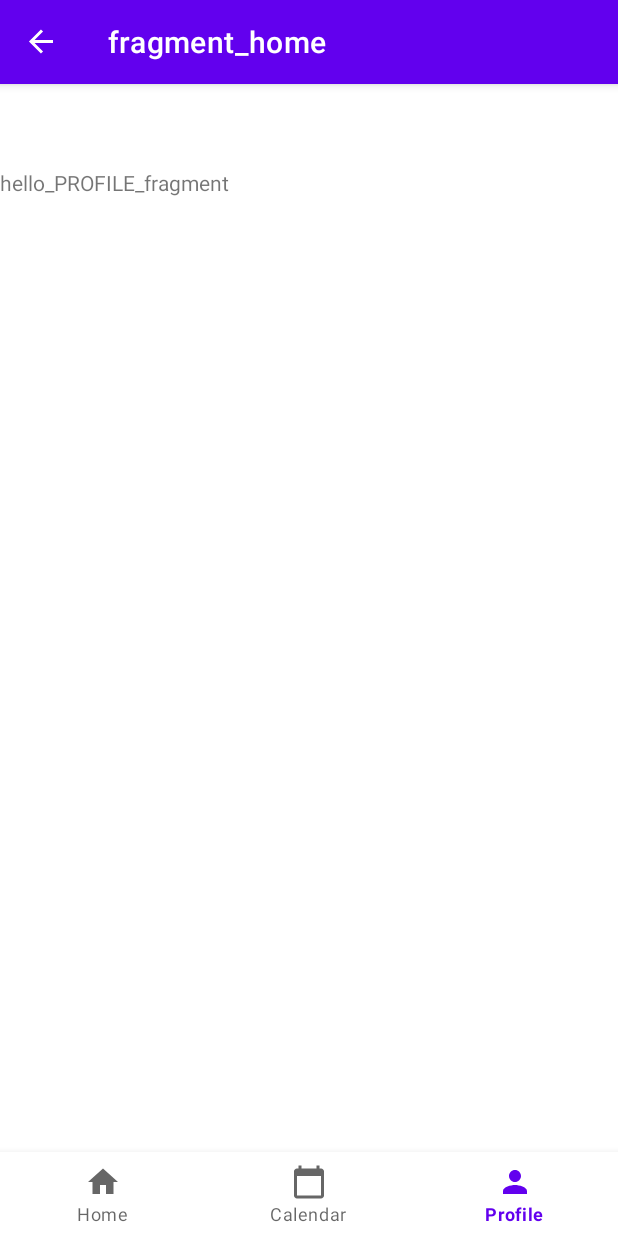
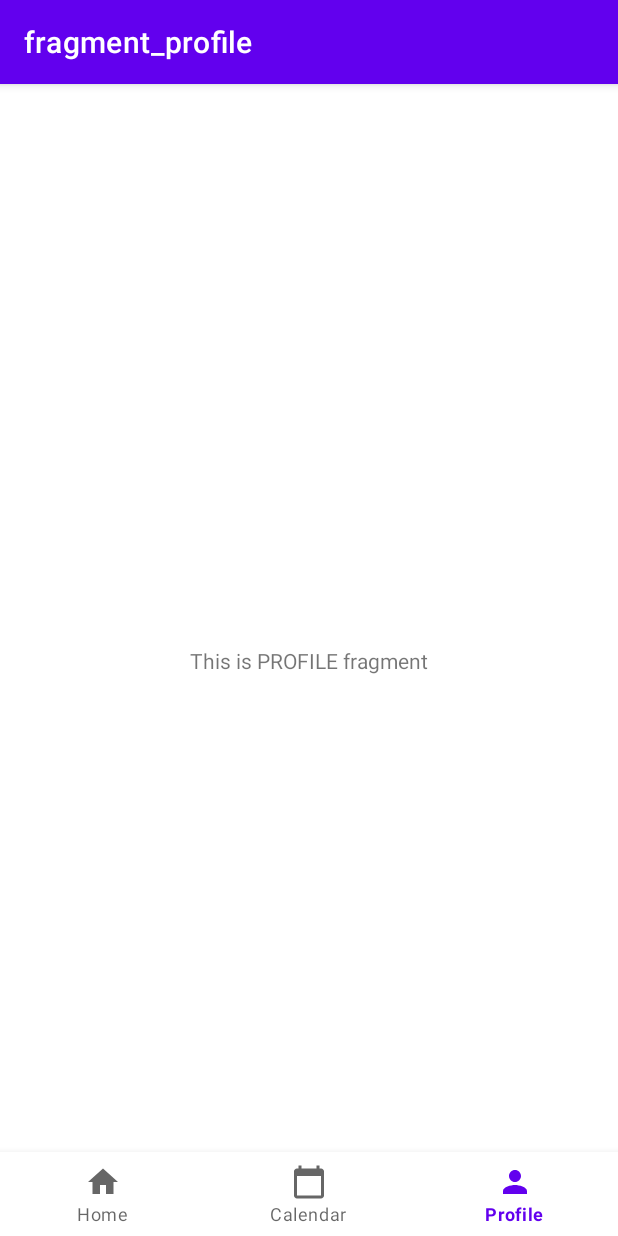
Before and after one commit to GalinaShiryaeva/Healer, an Android app: the screen it shows after launch (AppActivity), item 3 of the bottom bar chosen, on a phone screen of 412 x 824 dp. Run offline under Robolectric (Android 15) with nearby library versions, the phone set to English and light mode, and no system bars; our stand-ins replace navigation-ui.

Commit message:
Fixed bottomNavigation

```diff
--- a/app/build.gradle
+++ b/app/build.gradle
@@ -4,12 +4,12 @@ plugins {
 }
 
 android {
-    compileSdk 33
+    compileSdk 32
 
     defaultConfig {
         applicationId "ru.app.healer"
         minSdk 29
-        targetSdk 33
+        targetSdk 32
         versionCode 1
         versionName "1.0"
 
@@ -62,7 +62,7 @@ dependencies {
     // circle imageview
     implementation 'de.hdodenhof:circleimageview:3.1.0'
 
-    testImplementation 'junit:junit:4.13.2'
+    testImplementation 'junit:junit:4.+'
     androidTestImplementation 'androidx.test.ext:junit:1.1.3'
     androidTestImplementation 'androidx.test.espresso:espresso-core:3.4.0'
 }
--- a/app/src/main/AndroidManifest.xml
+++ b/app/src/main/AndroidManifest.xml
@@ -14,7 +14,7 @@
         android:theme="@style/Theme.Healer"
         tools:targetApi="31">
         <activity
-            android:name=".activity.AppActivity"
+            android:name=".ui.AppActivity"
             android:exported="true">
             <intent-filter>
                 <action android:name="android.intent.action.MAIN" />
--- a/app/src/main/java/ru/app/healer/ProfileFragment.kt
+++ /dev/null
@@ -1,26 +0,0 @@
-package ru.app.healer
-
-import android.os.Bundle
-import androidx.fragment.app.Fragment
-import android.view.LayoutInflater
-import android.view.View
-import android.view.ViewGroup
-import ru.app.healer.databinding.FragmentProfileBinding
-
-class ProfileFragment : Fragment() {
-
-    override fun onCreateView(
-        inflater: LayoutInflater,
-        container: ViewGroup?,
-        savedInstanceState: Bundle?
-    ): View {
-        val binding = FragmentProfileBinding.inflate(
-            inflater,
-            container,
-            false
-        )
-
-
-        return binding.root
-    }
-}
--- a/app/src/main/java/ru/app/healer/activity/AppActivity.kt
+++ /dev/null
@@ -1,72 +0,0 @@
-package ru.app.healer.activity
-
-import androidx.appcompat.app.AppCompatActivity
-import android.os.Bundle
-import androidx.fragment.app.commit
-import androidx.navigation.findNavController
-import androidx.navigation.ui.AppBarConfiguration
-import androidx.navigation.ui.setupActionBarWithNavController
-import androidx.navigation.ui.setupWithNavController
-import ru.app.healer.CalendarFragment
-import ru.app.healer.ProfileFragment
-import ru.app.healer.R
-import ru.app.healer.databinding.ActivityMainBinding
-import ru.app.healer.fragment.HomeFragment
-
-class AppActivity : AppCompatActivity() {
-    override fun onCreate(savedInstanceState: Bundle?) {
-        super.onCreate(savedInstanceState)
-        val binding = ActivityMainBinding.inflate(layoutInflater)
-        setContentView(binding.root)
-
-        val navController = findNavController(R.id.nav_host_fragment)
-        val appBarConfiguration = AppBarConfiguration(
-            setOf(
-                R.id.home,
-                R.id.calendar,
-                R.id.profile
-            )
-        )
-        setupActionBarWithNavController(navController, appBarConfiguration)
-        binding.bottomNavigation.setupWithNavController(navController)
-
-        //TO DO("отладить переключение фрагментов по кликам в меню навигации (пример: https://www.youtube.com/watch?v=wzu380RouwI)")
-
-        binding.bottomNavigation.setOnItemSelectedListener { item ->
-            when (item.itemId) {
-                R.id.home -> {
-                    supportFragmentManager.commit {
-                        replace(R.id.container, HomeFragment())
-                        addToBackStack(HomeFragment::class.simpleName)
-                    }
-                    true
-                }
-                R.id.calendar -> {
-                    supportFragmentManager.commit {
-                        replace(R.id.container, CalendarFragment())
-                        addToBackStack(CalendarFragment::class.simpleName)
-                    }
-                    true
-                }
-                R.id.profile -> {
-                    supportFragmentManager.commit {
-                        replace(R.id.container, ProfileFragment())
-                        addToBackStack(ProfileFragment::class.simpleName)
-                    }
-                    true
-                }
-                else -> false
-            }
-        }
-
-//        binding.bottomNavigation.setOnItemReselectedListener { item ->
-//            when (item.itemId) {
-//                R.id.home -> {
-//                    //
-//                    true
-//                }
-//                else -> false
-//            }
-//        }
-    }
-}
--- a/app/src/main/java/ru/app/healer/fragment/HomeFragment.kt
+++ /dev/null
@@ -1,22 +0,0 @@
-package ru.app.healer.fragment
-
-import android.os.Bundle
-import androidx.fragment.app.Fragment
-import android.view.LayoutInflater
-import android.view.View
-import android.view.ViewGroup
-import ru.app.healer.R
-
-class HomeFragment : Fragment() {
-
-    override fun onCreate(savedInstanceState: Bundle?) {
-        super.onCreate(savedInstanceState)
-    }
-
-    override fun onCreateView(
-        inflater: LayoutInflater, container: ViewGroup?,
-        savedInstanceState: Bundle?
-    ): View? {
-        return inflater.inflate(R.layout.fragment_home, container, false)
-    }
-}
--- /dev/null
+++ b/app/src/main/java/ru/app/healer/ui/AppActivity.kt
@@ -0,0 +1,31 @@
+package ru.app.healer.ui
+
+import android.os.Bundle
+import androidx.appcompat.app.AppCompatActivity
+import androidx.navigation.findNavController
+import androidx.navigation.ui.AppBarConfiguration
+import androidx.navigation.ui.setupActionBarWithNavController
+import androidx.navigation.ui.setupWithNavController
+import ru.app.healer.R
+import ru.app.healer.databinding.ActivityMainBinding
+
+class AppActivity : AppCompatActivity() {
+
+    override fun onCreate(savedInstanceState: Bundle?) {
+        super.onCreate(savedInstanceState)
+
+        val binding = ActivityMainBinding.inflate(layoutInflater)
+        setContentView(binding.root)
+
+        val navController = findNavController(R.id.nav_host_fragment)
+        val appBarConfiguration = AppBarConfiguration(
+            setOf(
+                R.id.navigation_home,
+                R.id.navigation_calendar,
+                R.id.navigation_profile
+            )
+        )
+        setupActionBarWithNavController(navController, appBarConfiguration)
+        binding.bottomNavigation.setupWithNavController(navController)
+    }
+}
--- /dev/null
+++ b/app/src/main/java/ru/app/healer/ui/calendar/CalendarFragment.kt
@@ -0,0 +1,40 @@
+package ru.app.healer.ui.calendar
+
+import android.os.Bundle
+import androidx.fragment.app.Fragment
+import android.view.LayoutInflater
+import android.view.View
+import android.view.ViewGroup
+import androidx.lifecycle.ViewModelProvider
+import ru.app.healer.databinding.FragmentCalendarBinding
+
+class CalendarFragment : Fragment() {
+
+    private var _binding: FragmentCalendarBinding? = null
+
+    // This property is only valid between onCreateView and
+    // onDestroyView.
+    private val binding get() = _binding!!
+
+    override fun onCreateView(
+        inflater: LayoutInflater,
+        container: ViewGroup?,
+        savedInstanceState: Bundle?
+    ): View {
+        val calendarViewModel = ViewModelProvider(this)[CalendarViewModel::class.java]
+
+        _binding = FragmentCalendarBinding.inflate(inflater, container, false)
+
+        val label = binding.label
+        calendarViewModel.label.observe(viewLifecycleOwner) {
+            label.text = it
+        }
+
+        return binding.root
+    }
+
+    override fun onDestroyView() {
+        super.onDestroyView()
+        _binding = null
+    }
+}
--- /dev/null
+++ b/app/src/main/java/ru/app/healer/ui/home/HomeFragment.kt
@@ -0,0 +1,39 @@
+package ru.app.healer.ui.home
+
+import android.os.Bundle
+import android.view.LayoutInflater
+import android.view.View
+import android.view.ViewGroup
+import androidx.fragment.app.Fragment
+import androidx.lifecycle.ViewModelProvider
+import ru.app.healer.databinding.FragmentHomeBinding
+
+class HomeFragment : Fragment() {
+
+    private var _binding: FragmentHomeBinding? = null
+
+    // This property is only valid between onCreateView and
+    // onDestroyView.
+    private val binding get() = _binding!!
+
+    override fun onCreateView(
+        inflater: LayoutInflater,
+        container: ViewGroup?,
+        savedInstanceState: Bundle?
+    ): View {
+        val homeViewModel = ViewModelProvider(this)[HomeViewModel::class.java]
+
+        _binding = FragmentHomeBinding.inflate(inflater, container, false)
+
+        homeViewModel.label.observe(viewLifecycleOwner) {
+            binding.label.text = it
+        }
+
+        return binding.root
+    }
+
+    override fun onDestroyView() {
+        super.onDestroyView()
+        _binding = null
+    }
+}
--- /dev/null
+++ b/app/src/main/java/ru/app/healer/ui/home/HomeViewModel.kt
@@ -0,0 +1,13 @@
+package ru.app.healer.ui.home
+
+import androidx.lifecycle.LiveData
+import androidx.lifecycle.MutableLiveData
+import androidx.lifecycle.ViewModel
+
+class HomeViewModel : ViewModel() {
+
+    private val _label = MutableLiveData<String>().apply {
+        value = "This is HOME fragment"
+    }
+    val label: LiveData<String> = _label
+}
--- /dev/null
+++ b/app/src/main/java/ru/app/healer/ui/profile/ProfileFragment.kt
@@ -0,0 +1,40 @@
+package ru.app.healer.ui.profile
+
+import android.os.Bundle
+import android.view.LayoutInflater
+import android.view.View
+import android.view.ViewGroup
+import androidx.fragment.app.Fragment
+import androidx.lifecycle.ViewModelProvider
+import ru.app.healer.databinding.FragmentProfileBinding
+
+class ProfileFragment : Fragment() {
+
+    private var _binding: FragmentProfileBinding? = null
+
+    // This property is only valid between onCreateView and
+    // onDestroyView.
+    private val binding get() = _binding!!
+
+    override fun onCreateView(
+        inflater: LayoutInflater,
+        container: ViewGroup?,
+        savedInstanceState: Bundle?
+    ): View {
+        val profileViewModel = ViewModelProvider(this)[ProfileViewModel::class.java]
+
+        _binding = FragmentProfileBinding.inflate(inflater, container, false)
+
+        val label = binding.label
+        profileViewModel.label.observe(viewLifecycleOwner) {
+            label.text = it
+        }
+
+        return binding.root
+    }
+
+    override fun onDestroyView() {
+        super.onDestroyView()
+        _binding = null
+    }
+}
--- /dev/null
+++ b/app/src/main/java/ru/app/healer/ui/profile/ProfileViewModel.kt
@@ -0,0 +1,13 @@
+package ru.app.healer.ui.profile
+
+import androidx.lifecycle.LiveData
+import androidx.lifecycle.MutableLiveData
+import androidx.lifecycle.ViewModel
+
+class ProfileViewModel : ViewModel() {
+
+    private val _label = MutableLiveData<String>().apply {
+        value = "This is PROFILE fragment"
+    }
+    val label: LiveData<String> = _label
+}
--- a/app/src/main/res/layout/activity_main.xml
+++ b/app/src/main/res/layout/activity_main.xml
@@ -6,7 +6,7 @@
     android:layout_width="match_parent"
     android:layout_height="match_parent"
     android:paddingTop="?attr/actionBarSize"
-    tools:context=".activity.AppActivity">
+    tools:context=".ui.AppActivity">
 
     <fragment
         android:id="@+id/nav_host_fragment"
@@ -23,7 +23,7 @@
 
     <com.google.android.material.bottomnavigation.BottomNavigationView
         android:id="@+id/bottom_navigation"
-        android:layout_width="match_parent"
+        android:layout_width="0dp"
         android:layout_height="wrap_content"
         android:background="?android:attr/windowBackground"
         app:menu="@menu/bottom_navigation_menu"
--- a/app/src/main/res/layout/fragment_calendar.xml
+++ b/app/src/main/res/layout/fragment_calendar.xml
@@ -3,9 +3,10 @@
     xmlns:tools="http://schemas.android.com/tools"
     android:layout_width="match_parent"
     android:layout_height="match_parent"
-    tools:context=".CalendarFragment">
+    tools:context=".ui.calendar.CalendarFragment">
 
     <TextView
+        android:id="@+id/label"
         android:layout_width="match_parent"
         android:layout_height="match_parent"
         android:text="hello_CALENDAR_fragment" />
--- a/app/src/main/res/layout/fragment_profile.xml
+++ b/app/src/main/res/layout/fragment_profile.xml
@@ -1,13 +1,21 @@
 <?xml version="1.0" encoding="utf-8"?>
-<FrameLayout xmlns:android="http://schemas.android.com/apk/res/android"
+<androidx.constraintlayout.widget.ConstraintLayout xmlns:android="http://schemas.android.com/apk/res/android"
     xmlns:tools="http://schemas.android.com/tools"
+    xmlns:app="http://schemas.android.com/apk/res-auto"
     android:layout_width="match_parent"
     android:layout_height="match_parent"
-    tools:context=".ProfileFragment">
+    android:orientation="vertical"
+    tools:context=".ui.profile.ProfileFragment">
 
     <TextView
-        android:layout_width="match_parent"
-        android:layout_height="match_parent"
-        android:text="hello_PROFILE_fragment" />
+        android:id="@+id/label"
+        android:layout_width="wrap_content"
+        android:layout_height="wrap_content"
+        android:text="hello_PROFILE_fragment"
+        app:layout_constraintTop_toTopOf="parent"
+        app:layout_constraintEnd_toEndOf="parent"
+        app:layout_constraintStart_toStartOf="parent"
+        app:layout_constraintBottom_toBottomOf="parent"/>
 
-</FrameLayout>
+
+</androidx.constraintlayout.widget.ConstraintLayout>
--- a/app/src/main/res/menu/bottom_navigation_menu.xml
+++ b/app/src/main/res/menu/bottom_navigation_menu.xml
@@ -1,17 +1,18 @@
 <?xml version="1.0" encoding="utf-8"?>
 <menu xmlns:android="http://schemas.android.com/apk/res/android">
+
     <item
-        android:id="@+id/home"
+        android:id="@+id/navigation_home"
         android:enabled="true"
         android:icon="@drawable/ic_home_24"
         android:title="@string/bottom_navigation_menu_item_home" />
     <item
-        android:id="@+id/calendar"
+        android:id="@+id/navigation_calendar"
         android:enabled="true"
         android:icon="@drawable/ic_calendar_24"
         android:title="@string/bottom_navigation_menu_item_calendar" />
     <item
-        android:id="@+id/profile"
+        android:id="@+id/navigation_profile"
         android:enabled="true"
         android:icon="@drawable/ic_profile_24"
         android:title="@string/bottom_navigation_menu_item_profile" />
--- a/app/src/main/res/navigation/nav_main.xml
+++ b/app/src/main/res/navigation/nav_main.xml
@@ -3,21 +3,21 @@
     xmlns:app="http://schemas.android.com/apk/res-auto"
     xmlns:tools="http://schemas.android.com/tools"
     android:id="@+id/nav_main"
-    app:startDestination="@id/homeFragment">
+    app:startDestination="@id/navigation_home">
 
     <fragment
-        android:id="@+id/homeFragment"
-        android:name="ru.app.healer.fragment.HomeFragment"
+        android:id="@+id/navigation_home"
+        android:name="ru.app.healer.ui.home.HomeFragment"
         android:label="fragment_home"
         tools:layout="@layout/fragment_home" />
     <fragment
-        android:id="@+id/calendarFragment"
-        android:name="ru.app.healer.CalendarFragment"
+        android:id="@+id/navigation_calendar"
+        android:name="ru.app.healer.ui.calendar.CalendarFragment"
         android:label="fragment_calendar"
         tools:layout="@layout/fragment_calendar" />
     <fragment
-        android:id="@+id/profileFragment"
-        android:name="ru.app.healer.ProfileFragment"
+        android:id="@+id/navigation_profile"
+        android:name="ru.app.healer.ui.profile.ProfileFragment"
         android:label="fragment_profile"
         tools:layout="@layout/fragment_profile" />
 </navigation>
--- a/build.gradle
+++ b/build.gradle
@@ -1,7 +1,7 @@
 // Top-level build file where you can add configuration options common to all sub-projects/modules.
 plugins {
-    id 'com.android.application' version '7.2.2' apply false
-    id 'com.android.library' version '7.2.2' apply false
+    id 'com.android.application' version '7.2.1' apply false
+    id 'com.android.library' version '7.2.1' apply false
     id 'org.jetbrains.kotlin.android' version '1.7.10' apply false
 }
 
```
Also changed, not shown: app/src/main/java/ru/app/healer/CalendarFragment.kt (deleted, +0 -23 lines), app/src/main/java/ru/app/healer/ui/calendar/CalendarViewModel.kt (added, +13 -0 lines), app/src/main/res/layout/fragment_home.xml (+11 -1 lines).
